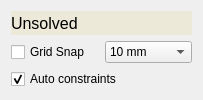
Old version of the form src/Mod/Sketcher/Gui/TaskSketcherGeneral.ui in the repository berndhahnebach/All_FreeCAD.
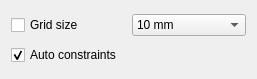
New version of the form.

Commit message: + rename addConstraintLine2Arc to addConstraintTangentLine2Arc + fix freegcs diagnose for overconstrained systems + add TaskSketcherMessages + show sketcher diagnostics in the task view

Diff of the .ui file:
```diff
--- a/src/Mod/Sketcher/Gui/TaskSketcherGeneral.ui
+++ b/src/Mod/Sketcher/Gui/TaskSketcherGeneral.ui
@@ -6,507 +6,14 @@
    <rect>
     <x>0</x>
     <y>0</y>
-    <width>203</width>
-    <height>100</height>
+    <width>257</width>
+    <height>79</height>
    </rect>
   </property>
   <property name="windowTitle">
    <string>Form</string>
   </property>
   <layout class="QVBoxLayout" name="verticalLayout">
-   <item>
-    <widget class="QLabel" name="labelSolverStatus">
-     <property name="enabled">
-      <bool>true</bool>
-     </property>
-     <property name="palette">
-      <palette>
-       <active>
-        <colorrole role="WindowText">
-         <brush brushstyle="SolidPattern">
-          <color alpha="255">
-           <red>0</red>
-           <green>0</green>
-           <blue>0</blue>
-          </color>
-         </brush>
-        </colorrole>
-        <colorrole role="Button">
-         <brush brushstyle="SolidPattern">
-          <color alpha="255">
-           <red>236</red>
-           <green>233</green>
-           <blue>216</blue>
-          </color>
-         </brush>
-        </colorrole>
-        <colorrole role="Light">
-         <brush brushstyle="SolidPattern">
-          <color alpha="255">
-           <red>255</red>
-           <green>255</green>
-           <blue>255</blue>
-          </color>
-         </brush>
-        </colorrole>
-        <colorrole role="Midlight">
-         <brush brushstyle="SolidPattern">
-          <color alpha="255">
-           <red>241</red>
-           <green>239</green>
-           <blue>226</blue>
-          </color>
-         </brush>
-        </colorrole>
-        <colorrole role="Dark">
-         <brush brushstyle="SolidPattern">
-          <color alpha="255">
-           <red>172</red>
-           <green>168</green>
-           <blue>153</blue>
-          </color>
-         </brush>
-        </colorrole>
-        <colorrole role="Mid">
-         <brush brushstyle="SolidPattern">
-          <color alpha="255">
-           <red>157</red>
-           <green>155</green>
-           <blue>144</blue>
-          </color>
-         </brush>
-        </colorrole>
-        <colorrole role="Text">
-         <brush brushstyle="SolidPattern">
-          <color alpha="255">
-           <red>0</red>
-           <green>0</green>
-           <blue>0</blue>
-          </color>
-         </brush>
-        </colorrole>
-        <colorrole role="BrightText">
-         <brush brushstyle="SolidPattern">
-          <color alpha="255">
-           <red>255</red>
-           <green>255</green>
-           <blue>255</blue>
-          </color>
-         </brush>
-        </colorrole>
-        <colorrole role="ButtonText">
-         <brush brushstyle="SolidPattern">
-          <color alpha="255">
-           <red>0</red>
-           <green>0</green>
-           <blue>0</blue>
-          </color>
-         </brush>
-        </colorrole>
-        <colorrole role="Base">
-         <brush brushstyle="SolidPattern">
-          <color alpha="255">
-           <red>255</red>
-           <green>255</green>
-           <blue>255</blue>
-          </color>
-         </brush>
-        </colorrole>
-        <colorrole role="Window">
-         <brush brushstyle="SolidPattern">
-          <color alpha="255">
-           <red>236</red>
-           <green>233</green>
-           <blue>216</blue>
-          </color>
-         </brush>
-        </colorrole>
-        <colorrole role="Shadow">
-         <brush brushstyle="SolidPattern">
-          <color alpha="255">
-           <red>113</red>
-           <green>111</green>
-           <blue>100</blue>
-          </color>
-         </brush>
-        </colorrole>
-        <colorrole role="Highlight">
-         <brush brushstyle="SolidPattern">
-          <color alpha="255">
-           <red>49</red>
-           <green>106</green>
-           <blue>197</blue>
-          </color>
-         </brush>
-        </colorrole>
-        <colorrole role="HighlightedText">
-         <brush brushstyle="SolidPattern">
-          <color alpha="255">
-           <red>255</red>
-           <green>255</green>
-           <blue>255</blue>
-          </color>
-         </brush>
-        </colorrole>
-        <colorrole role="Link">
-         <brush brushstyle="SolidPattern">
-          <color alpha="255">
-           <red>0</red>
-           <green>0</green>
-           <blue>255</blue>
-          </color>
-         </brush>
-        </colorrole>
-        <colorrole role="LinkVisited">
-         <brush brushstyle="SolidPattern">
-          <color alpha="255">
-           <red>255</red>
-           <green>0</green>
-           <blue>255</blue>
-          </color>
-         </brush>
-        </colorrole>
-        <colorrole role="AlternateBase">
-         <brush brushstyle="SolidPattern">
-          <color alpha="255">
-           <red>232</red>
-           <green>232</green>
-           <blue>232</blue>
-          </color>
-         </brush>
-        </colorrole>
-       </active>
-       <inactive>
-        <colorrole role="WindowText">
-         <brush brushstyle="SolidPattern">
-          <color alpha="255">
-           <red>0</red>
-           <green>0</green>
-           <blue>0</blue>
-          </color>
-         </brush>
-        </colorrole>
-        <colorrole role="Button">
-         <brush brushstyle="SolidPattern">
-          <color alpha="255">
-           <red>236</red>
-           <green>233</green>
-           <blue>216</blue>
-          </color>
-         </brush>
-        </colorrole>
-        <colorrole role="Light">
-         <brush brushstyle="SolidPattern">
-          <color alpha="255">
-           <red>255</red>
-           <green>255</green>
-           <blue>255</blue>
-          </color>
-         </brush>
-        </colorrole>
-        <colorrole role="Midlight">
-         <brush brushstyle="SolidPattern">
-          <color alpha="255">
-           <red>241</red>
-           <green>239</green>
-           <blue>226</blue>
-          </color>
-         </brush>
-        </colorrole>
-        <colorrole role="Dark">
-         <brush brushstyle="SolidPattern">
-          <color alpha="255">
-           <red>172</red>
-           <green>168</green>
-           <blue>153</blue>
-          </color>
-         </brush>
-        </colorrole>
-        <colorrole role="Mid">
-         <brush brushstyle="SolidPattern">
-          <color alpha="255">
-           <red>157</red>
-           <green>155</green>
-           <blue>144</blue>
-          </color>
-         </brush>
-        </colorrole>
-        <colorrole role="Text">
-         <brush brushstyle="SolidPattern">
-          <color alpha="255">
-           <red>0</red>
-           <green>0</green>
-           <blue>0</blue>
-          </color>
-         </brush>
-        </colorrole>
-        <colorrole role="BrightText">
-         <brush brushstyle="SolidPattern">
-          <color alpha="255">
-           <red>255</red>
-           <green>255</green>
-           <blue>255</blue>
-          </color>
-         </brush>
-        </colorrole>
-        <colorrole role="ButtonText">
-         <brush brushstyle="SolidPattern">
-          <color alpha="255">
-           <red>0</red>
-           <green>0</green>
-           <blue>0</blue>
-          </color>
-         </brush>
-        </colorrole>
-        <colorrole role="Base">
-         <brush brushstyle="SolidPattern">
-          <color alpha="255">
-           <red>255</red>
-           <green>255</green>
-           <blue>255</blue>
-          </color>
-         </brush>
-        </colorrole>
-        <colorrole role="Window">
-         <brush brushstyle="SolidPattern">
-          <color alpha="255">
-           <red>236</red>
-           <green>233</green>
-           <blue>216</blue>
-          </color>
-         </brush>
-        </colorrole>
-        <colorrole role="Shadow">
-         <brush brushstyle="SolidPattern">
-          <color alpha="255">
-           <red>113</red>
-           <green>111</green>
-           <blue>100</blue>
-          </color>
-         </brush>
-        </colorrole>
-        <colorrole role="Highlight">
-         <brush brushstyle="SolidPattern">
-          <color alpha="255">
-           <red>236</red>
-           <green>233</green>
-           <blue>216</blue>
-          </color>
-         </brush>
-        </colorrole>
-        <colorrole role="HighlightedText">
-         <brush brushstyle="SolidPattern">
-          <color alpha="255">
-           <red>0</red>
-           <green>0</green>
-           <blue>0</blue>
-          </color>
-         </brush>
-        </colorrole>
-        <colorrole role="Link">
-         <brush brushstyle="SolidPattern">
-          <color alpha="255">
-           <red>0</red>
-           <green>0</green>
-           <blue>255</blue>
-          </color>
-         </brush>
-        </colorrole>
-        <colorrole role="LinkVisited">
-         <brush brushstyle="SolidPattern">
-          <color alpha="255">
-           <red>255</red>
-           <green>0</green>
-           <blue>255</blue>
-          </color>
-         </brush>
-        </colorrole>
-        <colorrole role="AlternateBase">
-         <brush brushstyle="SolidPattern">
-          <color alpha="255">
-           <red>232</red>
-           <green>232</green>
-           <blue>232</blue>
-          </color>
-         </brush>
-        </colorrole>
-       </inactive>
-       <disabled>
-        <colorrole role="WindowText">
-         <brush brushstyle="SolidPattern">
-          <color alpha="255">
-           <red>118</red>
-           <green>116</green>
-           <blue>108</blue>
-          </color>
-         </brush>
-        </colorrole>
-        <colorrole role="Button">
-         <brush brushstyle="SolidPattern">
-          <color alpha="255">
-           <red>236</red>
-           <green>233</green>
-           <blue>216</blue>
-          </color>
-         </brush>
-        </colorrole>
-        <colorrole role="Light">
-         <brush brushstyle="SolidPattern">
-          <color alpha="255">
-           <red>255</red>
-           <green>255</green>
-           <blue>255</blue>
-          </color>
-         </brush>
-        </colorrole>
-        <colorrole role="Midlight">
-         <brush brushstyle="SolidPattern">
-          <color alpha="255">
-           <red>245</red>
-           <green>244</green>
-           <blue>235</blue>
-          </color>
-         </brush>
-        </colorrole>
-        <colorrole role="Dark">
-         <brush brushstyle="SolidPattern">
-          <color alpha="255">
-           <red>172</red>
-           <green>168</green>
-           <blue>153</blue>
-          </color>
-         </brush>
-        </colorrole>
-        <colorrole role="Mid">
-         <brush brushstyle="SolidPattern">
-          <color alpha="255">
-           <red>157</red>
-           <green>155</green>
-           <blue>144</blue>
-          </color>
-         </brush>
-        </colorrole>
-        <colorrole role="Text">
-         <brush brushstyle="SolidPattern">
-          <color alpha="255">
-           <red>118</red>
-           <green>116</green>
-           <blue>108</blue>
-          </color>
-         </brush>
-        </colorrole>
-        <colorrole role="BrightText">
-         <brush brushstyle="SolidPattern">
-          <color alpha="255">
-           <red>255</red>
-           <green>255</green>
-           <blue>255</blue>
-          </color>
-         </brush>
-        </colorrole>
-        <colorrole role="ButtonText">
-         <brush brushstyle="SolidPattern">
-          <color alpha="255">
-           <red>118</red>
-           <green>116</green>
-           <blue>108</blue>
-          </color>
-         </brush>
-        </colorrole>
-        <colorrole role="Base">
-         <brush brushstyle="SolidPattern">
-          <color alpha="255">
-           <red>236</red>
-           <green>233</green>
-           <blue>216</blue>
-          </color>
-         </brush>
-        </colorrole>
-        <colorrole role="Window">
-         <brush brushstyle="SolidPattern">
-          <color alpha="255">
-           <red>236</red>
-           <green>233</green>
-           <blue>216</blue>
-          </color>
-         </brush>
-        </colorrole>
-        <colorrole role="Shadow">
-         <brush brushstyle="SolidPattern">
-          <color alpha="255">
-           <red>0</red>
-           <green>0</green>
-           <blue>0</blue>
-          </color>
-         </brush>
-        </colorrole>
-        <colorrole role="Highlight">
-         <brush brushstyle="SolidPattern">
-          <color alpha="255">
-           <red>49</red>
-           <green>106</green>
-           <blue>197</blue>
-          </color>
-         </brush>
-        </colorrole>
-        <colorrole role="HighlightedText">
-         <brush brushstyle="SolidPattern">
-          <color alpha="255">
-           <red>255</red>
-           <green>255</green>
-           <blue>255</blue>
-          </color>
-         </brush>
-        </colorrole>
-        <colorrole role="Link">
-         <brush brushstyle="SolidPattern">
-          <color alpha="255">
-           <red>0</red>
-           <green>0</green>
-           <blue>255</blue>
-          </color>
-         </brush>
-        </colorrole>
-        <colorrole role="LinkVisited">
-         <brush brushstyle="SolidPattern">
-          <color alpha="255">
-           <red>255</red>
-           <green>0</green>
-           <blue>255</blue>
-          </color>
-         </brush>
-        </colorrole>
-        <colorrole role="AlternateBase">
-         <brush brushstyle="SolidPattern">
-          <color alpha="255">
-           <red>232</red>
-           <green>232</green>
-           <blue>232</blue>
-          </color>
-         </brush>
-        </colorrole>
-       </disabled>
-      </palette>
-     </property>
-     <property name="font">
-      <font>
-       <family>MS Shell Dlg 2</family>
-       <pointsize>12</pointsize>
-       <weight>50</weight>
-       <italic>false</italic>
-       <bold>false</bold>
-       <underline>false</underline>
-       <strikeout>false</strikeout>
-      </font>
-     </property>
-     <property name="autoFillBackground">
-      <bool>true</bool>
-     </property>
-     <property name="text">
-      <string>Unsolved</string>
-     </property>
-    </widget>
-   </item>
    <item>
     <layout class="QHBoxLayout" name="horizontalLayout">
      <item>
@@ -515,7 +22,7 @@
         <bool>true</bool>
        </property>
        <property name="text">
-        <string>Grid Snap</string>
+        <string>Grid size</string>
        </property>
       </widget>
      </item>
```
The commit also changes 13 other files.
